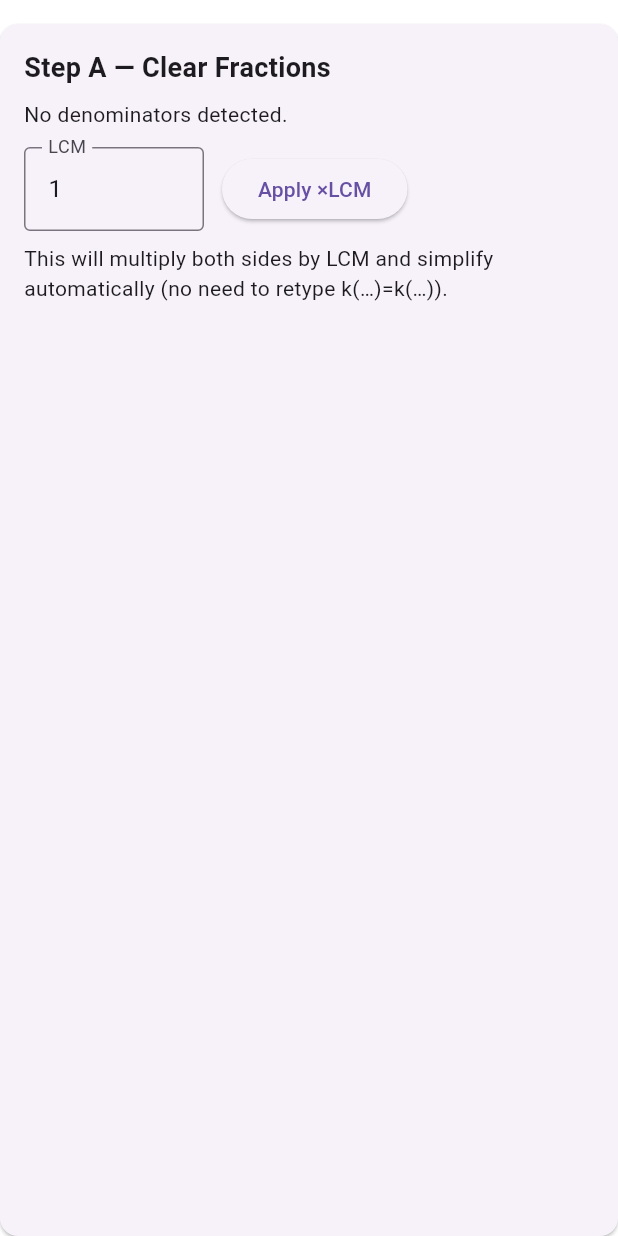
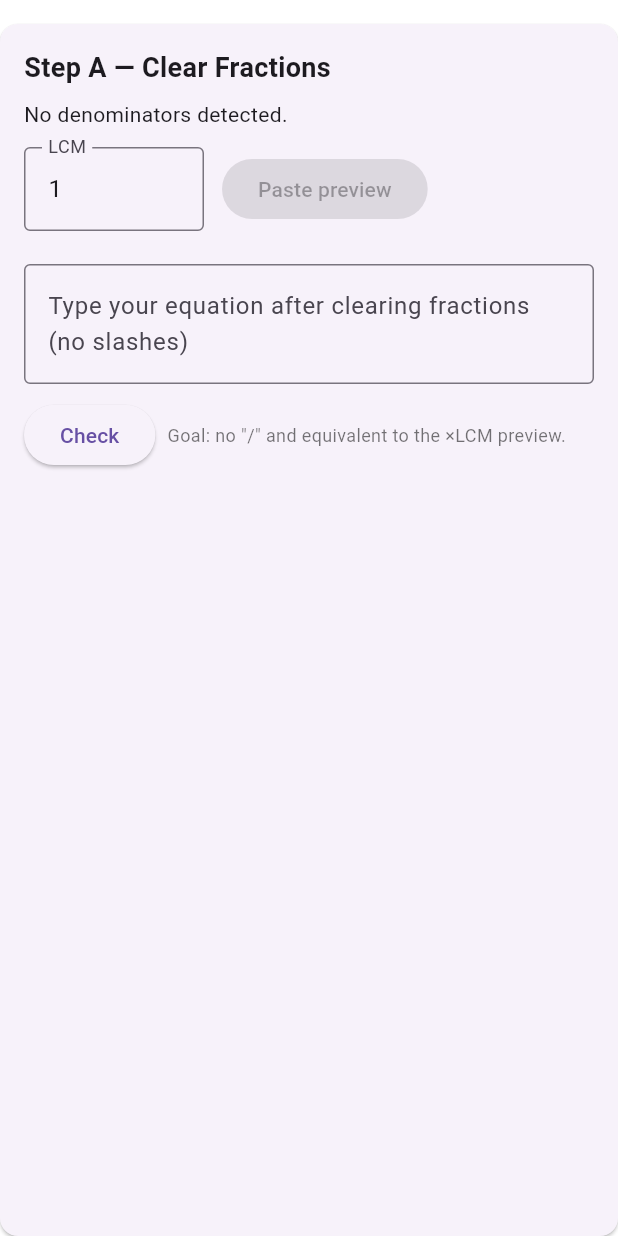
Before and after one commit to j-froment/Equation-Breaker, a Flutter app: the PrepLCMCard widget shown alone on an empty page, opened directly with empty values, on a phone screen of 412 x 824 dp. Run offline on Flutter 3.47's test engine with Material 3 defaults, Android fonts, the phone set to English and light mode, and no system bars; our stand-ins replace hive, hive_flutter, image_picker; missing offline and left inert: google_mlkit_text_recognition; accounts and stored records are empty.

Commit message:
all variables working prep steps

```diff
--- a/lib/main.dart
+++ b/lib/main.dart
@@ -648,8 +648,8 @@ String simplifyEquation(String equations) {
 
   for (int i = 0; i < equation.length; i++) {
     if (equation[i] == '(') {
-      if (i == 0 ||
-          !(isInteger(equation[i - 1]) || equation[i - 1].endsWith('x'))) {
+      if (i == 0 || !isInteger(equation[i - 1])) {
+
         if (i > 0 && equation[i - 1] == '-') {
           multiplier.add(-1);
           equation[i - 1] = 'SKIP';
@@ -679,12 +679,14 @@ String simplifyEquation(String equations) {
       } else if (isInteger(val)) {
         int value = int.parse(val);
         distributed.add((value * mult).toString());
-      } else if (val.endsWith('x')) {
-        String coef = val.replaceAll('x', '');
-        if (coef == '') coef = '1';
-        if (coef == '-') coef = '-1';
-        int value = int.parse(coef);
-        distributed.add('${value * mult}x');
+      } else if (RegExp(r'^[+-]?\d*[a-zA-Z]$').hasMatch(val)) {
+  // handles a, b, c, x, 2x, -3c, etc.
+  final varChar = val.replaceAll(RegExp(r'[0-9+-]'), ''); // the letter
+  var coefStr = val.substring(0, val.length - 1);         // part before the letter
+  if (coefStr.isEmpty || coefStr == '+') coefStr = '1';
+  if (coefStr == '-') coefStr = '-1';
+  final value = int.parse(coefStr);
+  distributed.add('${value * mult}$varChar');
 }
     }
 
@@ -1011,17 +1013,22 @@ class PrepLCMCard extends StatefulWidget {
 
 class _PrepLCMCardState extends State<PrepLCMCard> {
   late TextEditingController _lcmCtl;
+  final _typedCtl = TextEditingController();
+
+  String? _error; // inline message for the student
 
   List<int> _scanDenoms(String s) {
     final r = RegExp(r'/\s*([0-9]+)');
-    return r.allMatches(s).map((m) => int.tryParse(m.group(1)!) ?? 1).where((x) => x > 1).toList();
+    return r
+        .allMatches(s)
+        .map((m) => int.tryParse(m.group(1)!) ?? 1)
+        .where((x) => x > 1)
+        .toList();
   }
 
   int _lcmAll(Iterable<int> xs) {
     int res = 1;
-    for (final v in xs) {
-      res = lcm(res, v);
-    }
+    for (final v in xs) res = lcm(res, v);
     return res <= 0 ? 1 : res;
   }
 
@@ -1036,88 +1043,68 @@ class _PrepLCMCardState extends State<PrepLCMCard> {
   @override
   void dispose() {
     _lcmCtl.dispose();
+    _typedCtl.dispose();
     super.dispose();
   }
 
- void _applyLCM() {
+  String _previewMultiplied() {
+    final k = int.tryParse(_lcmCtl.text) ?? 0;
+    if (k <= 0) return '';
+    try {
+      return _mulBothSides(widget.working, k); // e.g., 12(x/3)=12(5/4)
+    } catch (_) {
+      return '';
+    }
+  }
+
+  void _check() {
+    setState(() => _error = null);
+
     final k = int.tryParse(_lcmCtl.text);
     if (k == null || k <= 0) {
-    ScaffoldMessenger.of(context).showSnackBar(
-      const SnackBar(content: Text('Enter a positive LCM.')),
-    );
+      setState(() => _error = 'Enter a positive LCM.');
       return;
     }
 
-  try {
-    // Build the raw "k(left)=k(right)" line you expect after multiplying.
-    final multiplied = _mulBothSides(widget.working, k); // e.g., 12(x/3)=12(5/4)
-
-    final typedCtl = TextEditingController();
-    showDialog(
-      context: context,
-      builder: (_) => AlertDialog(
-        title: const Text('Type the equation after clearing fractions'),
-        content: TextField(
-          controller: typedCtl,
-          decoration: const InputDecoration(
-            hintText: 'e.g., 3(x+3)=4(2x-1)',
-          ),
-          minLines: 1, maxLines: 3,
-        ),
-        actions: [
-          TextButton(
-            onPressed: () => Navigator.pop(context),
-            child: const Text('Cancel'),
-          ),
-          ElevatedButton(
-            onPressed: () {
-              final typed = typedCtl.text.trim();
-
-              // Must be equivalent to the ×LCM line (order/spacing/parentheses can differ)
+    final preview = _previewMultiplied();
+    final typed = _typedCtl.text.trim();
+
+    if (typed.isEmpty) {
+      setState(() => _error = 'Type the equation after clearing fractions.');
+      return;
+    }
+
     bool sameAsMultiplied;
     try {
-  sameAsMultiplied = canonicalizeEquation(typed) == canonicalizeEquation(multiplied);
+      sameAsMultiplied =
+          canonicalizeEquation(typed) == canonicalizeEquation(preview);
     } catch (_) {
       sameAsMultiplied = false;
     }
 
-
-              // Fractions must be gone now (no slashes anywhere)
     final noFractions = !_hasSlash(typed);
 
-              if (sameAsMultiplied && noFractions) {
-                // Accept Step A. Keep their parentheses so Step B can ask to distribute.
-                widget.onApplied(typed);
-                Navigator.pop(context);
+    if (!sameAsMultiplied && preview.isNotEmpty) {
+      setState(() => _error =
+          'Your line isn’t equivalent to the ×LCM preview. Check signs/parentheses.');
+      return;
+    }
+    if (!noFractions) {
+      setState(() => _error = 'Fractions must be cleared (no slashes).');
+      return;
+    }
+
+    widget.onApplied(typed); // accept!
     ScaffoldMessenger.of(context).showSnackBar(
       const SnackBar(content: Text('Great — fractions cleared. Now distribute parentheses.')),
     );
-              } else {
-                ScaffoldMessenger.of(context).showSnackBar(
-                  const SnackBar(
-                    content: Text('Make sure your line matches after ×LCM and has no fractions (slashes).'),
-                  ),
-                );
-              }
-            },
-            child: const Text('Check'),
-          ),
-        ],
-      ),
-    );
-  } catch (e) {
-    ScaffoldMessenger.of(context).showSnackBar(
-      SnackBar(content: Text('Couldn’t clear: $e')),
-    );
-  }
-}
-
-
-
+  }
 
   @override
   Widget build(BuildContext context) {
     final denoms = _scanDenoms(widget.working);
+    final preview = _previewMultiplied();
+
     return Card(
       margin: const EdgeInsets.only(top: 16),
       child: Padding(
@@ -1125,16 +1112,22 @@ try {
         child: Column(
           crossAxisAlignment: CrossAxisAlignment.start,
           children: [
-            const Text('Step A — Clear Fractions', style: TextStyle(fontSize: 18, fontWeight: FontWeight.bold)),
+            const Text('Step A — Clear Fractions',
+                style: TextStyle(fontSize: 18, fontWeight: FontWeight.bold)),
             const SizedBox(height: 8),
-            if (denoms.isNotEmpty) Wrap(
+
+            if (denoms.isNotEmpty)
+              Wrap(
                 spacing: 8,
                 runSpacing: 8,
                 children: [
                   const Text('Denominators seen:'),
                   ...denoms.map((d) => Chip(label: Text(d.toString()))),
                 ],
-            ) else const Text('No denominators detected.'),
+              )
+            else
+              const Text('No denominators detected.'),
+
             const SizedBox(height: 12),
             Row(
               children: [
@@ -1143,21 +1136,77 @@ try {
                   child: TextField(
                     controller: _lcmCtl,
                     keyboardType: TextInputType.number,
-                    decoration: const InputDecoration(labelText: 'LCM', border: OutlineInputBorder()),
+                    decoration: const InputDecoration(
+                      labelText: 'LCM',
+                      border: OutlineInputBorder(),
+                    ),
+                    onChanged: (_) => setState(() {}), // refresh preview
                   ),
                 ),
                 const SizedBox(width: 12),
-                ElevatedButton(onPressed: _applyLCM, child: const Text('Apply ×LCM')),
-              ],
-            ),
+                ElevatedButton(
+                  onPressed: preview.isEmpty
+                      ? null
+                      : () {
+                          // paste preview into the student input to start from
+                          _typedCtl.text = preview;
+                          setState(() {});
+                        },
+                  child: const Text('Paste preview'),
+                ),
+              ],
+            ),
+
+            const SizedBox(height: 10),
+            if (preview.isNotEmpty)
+              Column(
+                crossAxisAlignment: CrossAxisAlignment.start,
+                children: [
+                  const Text('Preview of ×LCM (both sides):',
+                      style:
+                          TextStyle(fontSize: 12, color: Colors.black54)),
+                  const SizedBox(height: 6),
+                  SelectableText(preview,
+                      style: const TextStyle(
+                          fontFamily: 'monospace', fontSize: 16)),
+                ],
+              ),
+
+            const SizedBox(height: 12),
+            TextField(
+              controller: _typedCtl,
+              minLines: 1,
+              maxLines: 3,
+              decoration: const InputDecoration(
+                hintText: 'Type your equation after clearing fractions (no slashes)',
+                border: OutlineInputBorder(),
+              ),
+            ),
+
+            if (_error != null) ...[
               const SizedBox(height: 8),
-            const Text('This will multiply both sides by LCM and simplify automatically (no need to retype k(…)=k(…)).'),
-          ],
-        ),
-      ),
-    );
-  }
-}
+              Text(_error!,
+                  style: const TextStyle(color: Colors.red, fontSize: 13)),
+            ],
+
+            const SizedBox(height: 10),
+            Row(
+              children: [
+                ElevatedButton(onPressed: _check, child: const Text('Check')),
+                const SizedBox(width: 8),
+                const Text('Goal: no "/" and equivalent to the ×LCM preview.',
+                    style: TextStyle(fontSize: 12, color: Colors.black54)),
+              ],
+            ),
+          ],
+        ),
+      ),
+    );
+  }
+}
+
+
+
 
 // --- UI helper: Step B card (Distribute Parentheses) ---
 class DistributeCard extends StatefulWidget {
@@ -1171,6 +1220,7 @@ class DistributeCard extends StatefulWidget {
 
 class _DistributeCardState extends State<DistributeCard> {
   final _typedCtl = TextEditingController();
+  String? _error;
 
   @override
   void dispose() {
@@ -1178,27 +1228,41 @@ class _DistributeCardState extends State<DistributeCard> {
     super.dispose();
   }
 
+  int _parenCount(String s) => RegExp(r'\(').allMatches(s).length;
+
   void _check() {
+    setState(() => _error = null);
+
     final typed = _typedCtl.text.trim();
     if (typed.isEmpty) {
-      ScaffoldMessenger.of(context).showSnackBar(const SnackBar(content: Text('Type your distributed line.')));
+      setState(() => _error = 'Type your distributed line.');
       return;
     }
-    // Must be equivalent AND reduce (or keep, not increase) parentheses count
+
     final eqOK = _eqCanon(typed, widget.working);
-    final before = RegExp(r'\(').allMatches(widget.working).length;
-    final after  = RegExp(r'\(').allMatches(typed).length;
-
-    if (eqOK && after <= before) {
+    final before = _parenCount(widget.working);
+    final after  = _parenCount(typed);
+
+    if (!eqOK) {
+      setState(() => _error = 'Not equivalent to the previous line. Check signs and distribution.');
+      return;
+    }
+    if (after > before) {
+      setState(() => _error = 'You increased parentheses; distribute more or simplify.');
+      return;
+    }
+
     widget.onDistributed(typed);
-      ScaffoldMessenger.of(context).showSnackBar(const SnackBar(content: Text('Good distribution step!')));
-    } else {
-      ScaffoldMessenger.of(context).showSnackBar(const SnackBar(content: Text('Not quite—distribute again or check signs.')));
-    }
+    ScaffoldMessenger.of(context).showSnackBar(
+      const SnackBar(content: Text('Good distribution step!')),
+    );
   }
 
   @override
   Widget build(BuildContext context) {
+    final before = _parenCount(widget.working);
+    final after  = _parenCount(_typedCtl.text);
+
     return Card(
       margin: const EdgeInsets.only(top: 16),
       child: Padding(
@@ -1206,9 +1270,15 @@ class _DistributeCardState extends State<DistributeCard> {
         child: Column(
           crossAxisAlignment: CrossAxisAlignment.start,
           children: [
-            const Text('Step B — Distribute Parentheses', style: TextStyle(fontSize: 18, fontWeight: FontWeight.bold)),
+            const Text('Step B — Distribute Parentheses',
+                style: TextStyle(fontSize: 18, fontWeight: FontWeight.bold)),
             const SizedBox(height: 8),
-            const Text('Expand k( … ) → k·… and simplify.'),
+            const Text('Expand k( … ) → k·… and simplify. Keep it equivalent.'),
+            const SizedBox(height: 10),
+
+            Text('Start:  ${' ' + widget.working}',
+                style: const TextStyle(fontStyle: FontStyle.italic)),
+
             const SizedBox(height: 10),
             TextField(
               controller: _typedCtl,
@@ -1217,21 +1287,28 @@ class _DistributeCardState extends State<DistributeCard> {
                 hintText: 'Type your next line after distributing',
                 border: OutlineInputBorder(),
               ),
-            ),
+              onChanged: (_) => setState(() {}), // live paren count
+            ),
+
+            const SizedBox(height: 8),
+            Text('Parentheses: $before → $after',
+                style: const TextStyle(fontSize: 12, color: Colors.black54)),
+
+            if (_error != null) ...[
+              const SizedBox(height: 6),
+              Text(_error!, style: const TextStyle(color: Colors.red, fontSize: 13)),
+            ],
+
             const SizedBox(height: 10),
-            Row(
-              children: [
             ElevatedButton(onPressed: _check, child: const Text('Check distribution')),
-                const SizedBox(width: 12),
-                Text('Start:  ${' ' + widget.working}', style: const TextStyle(fontStyle: FontStyle.italic)),
-              ],
-            ),
-          ],
-        ),
-      ),
-    );
-  }
-}
+          ],
+        ),
+      ),
+    );
+  }
+}
+
+
 
 class PrepPage extends StatefulWidget {
   final String rawInput;
@@ -1956,7 +2033,7 @@ RichText(
       const TextSpan(text: ' / '),
       TextSpan(text: '$a', style: const TextStyle(color: Colors.blue)),
 
-      // Optional “= …” part to match your example behavior:
+      // Optional “= …” part to match your exgitample behavior:
       // Show only if you already computed a displayable result.
       if (frac.text.isNotEmpty) const TextSpan(text: '  =  '),
       if (frac.isInteger)
```
Lines whose indentation alone changed are shown as unchanged.
